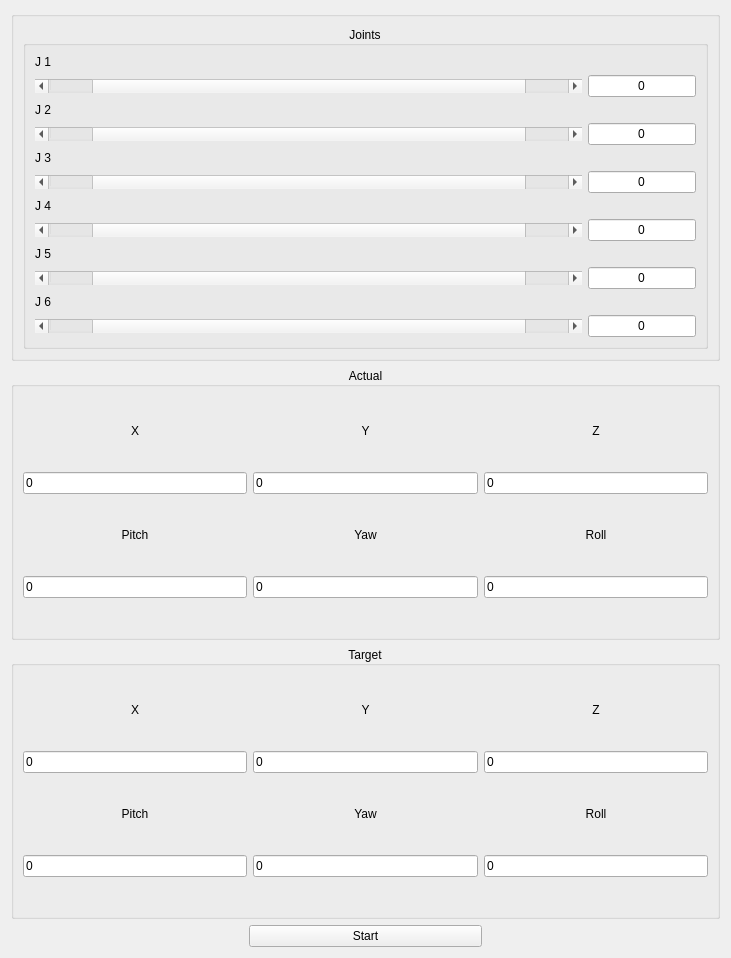
First picture: the form in controlswidget.ui, repository Alex20129/robot_gles, before the edit.
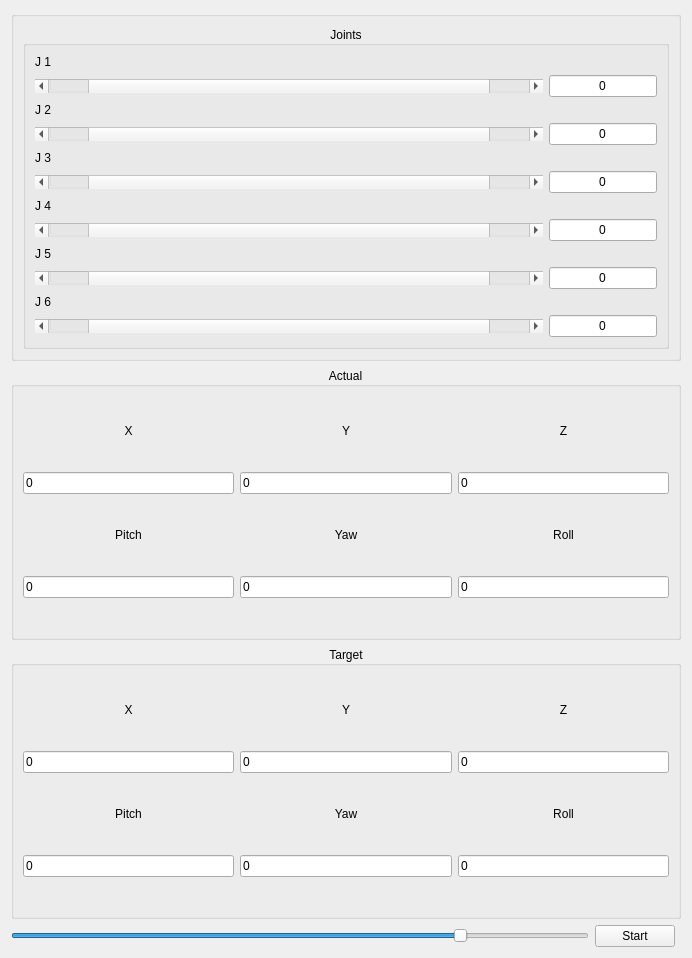
Second picture: the form after the edit.

Commit message: animation speed control

Patch:
```diff
--- a/controlswidget.ui
+++ b/controlswidget.ui
@@ -9,7 +9,7 @@
    <rect>
     <x>0</x>
     <y>0</y>
-    <width>731</width>
+    <width>692</width>
     <height>958</height>
    </rect>
   </property>
@@ -636,6 +636,28 @@
      </property>
     </widget>
    </item>
+   <item row="5" column="0">
+    <widget class="QSlider" name="animationSpeedSlider">
+     <property name="minimum">
+      <number>0</number>
+     </property>
+     <property name="maximum">
+      <number>255</number>
+     </property>
+     <property name="value">
+      <number>200</number>
+     </property>
+     <property name="orientation">
+      <enum>Qt::Horizontal</enum>
+     </property>
+     <property name="invertedAppearance">
+      <bool>false</bool>
+     </property>
+     <property name="invertedControls">
+      <bool>false</bool>
+     </property>
+    </widget>
+   </item>
   </layout>
  </widget>
  <resources/>
```
Left out of the diff: 300 changed lines with no effect on the pictures. The commit also changes 5 other files.
